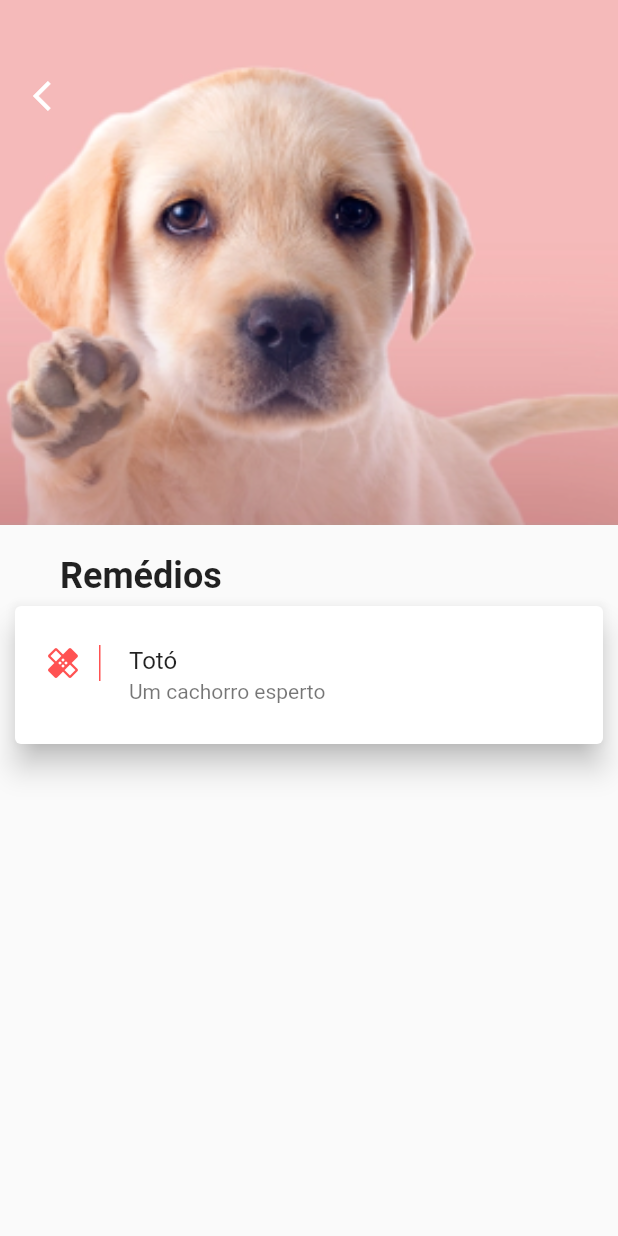
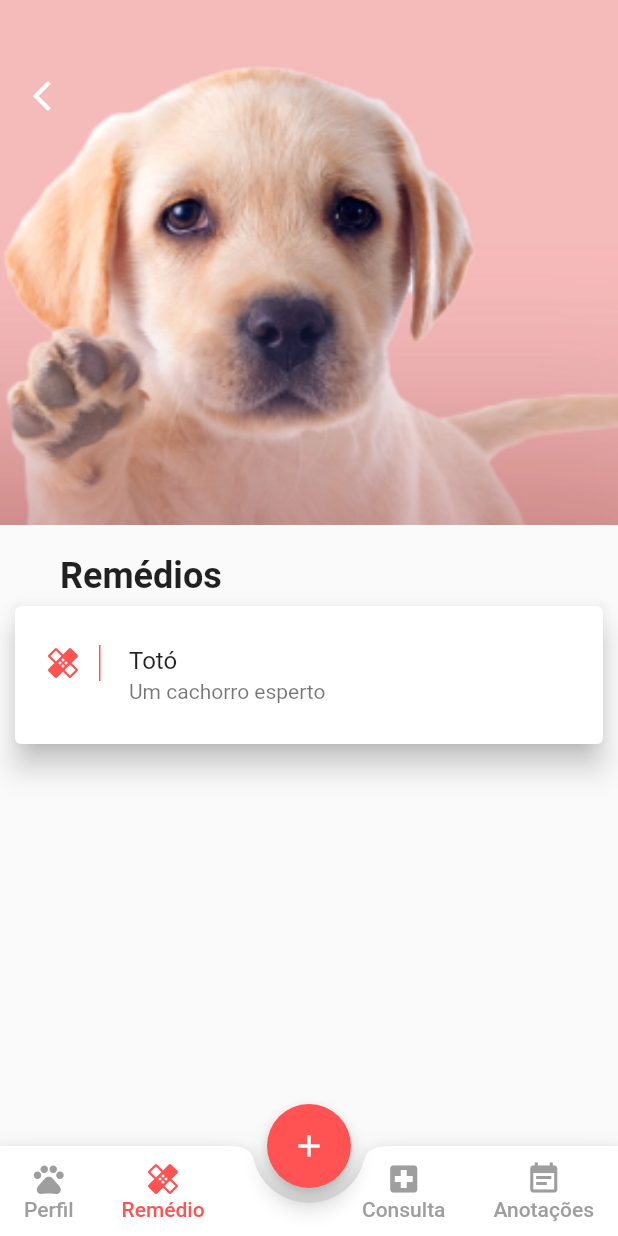
Before and after one commit to treinaweb/treinaweb-flutter-widgets, a Flutter app: the RemedioScreen screen opened directly with sample values from the repository, on a phone screen of 412 x 824 dp. Run offline on Flutter 3.47's test engine with Material 2 defaults, Android fonts, the phone set to English and light mode, and no system bars; Roboto replaces fonts that are missing (Montserrat).

Commit message:
06.03_Carregando_Pagina_Remedio_Navbar

```diff
--- a/lib/main.dart
+++ b/lib/main.dart
@@ -11,7 +11,7 @@ class Main extends StatelessWidget {
   Widget build(BuildContext context) {
     return MaterialApp(
       title: "Pet Life",
-      home: new RemedioScreen(pet: pets[0]),
+      home: new HomeScreen(),
       theme: ThemeData(
         primaryColor: Colors.redAccent,
       ),
--- a/lib/screens/pet/perfil_pet_screen.dart
+++ b/lib/screens/pet/perfil_pet_screen.dart
@@ -149,7 +149,7 @@ class PerfilPetScreen extends StatelessWidget {
         backgroundColor: Colors.redAccent,
       ),
       floatingActionButtonLocation: FloatingActionButtonLocation.centerDocked,
-      bottomNavigationBar: CustomNavbar(),
+      bottomNavigationBar: CustomNavbar(paginaAberta: 0, pet: pet,),
     );
   }
 }
--- a/lib/screens/pet/remedio_screen.dart
+++ b/lib/screens/pet/remedio_screen.dart
@@ -1,5 +1,6 @@
 import 'package:flutter/material.dart';
 import 'package:lifepet_app/models/pet_model.dart';
+import 'package:lifepet_app/widgets/custom_navbar.dart';
 
 class RemedioScreen extends StatelessWidget {
   final Pet pet;
@@ -85,7 +86,13 @@ class RemedioScreen extends StatelessWidget {
             ),
           ],
         ),
-
+      floatingActionButton: FloatingActionButton(
+        onPressed: () {},
+        child: Icon(Icons.add),
+        backgroundColor: Colors.redAccent,
+      ),
+      floatingActionButtonLocation: FloatingActionButtonLocation.centerDocked,
+      bottomNavigationBar: CustomNavbar(paginaAberta: 1, pet: pet,),
     );
   }
 }
--- a/lib/widgets/custom_navbar.dart
+++ b/lib/widgets/custom_navbar.dart
@@ -1,7 +1,13 @@
 import 'package:flutter/material.dart';
+import 'package:lifepet_app/models/pet_model.dart';
+import 'package:lifepet_app/screens/pet/perfil_pet_screen.dart';
+import 'package:lifepet_app/screens/pet/remedio_screen.dart';
 
 class CustomNavbar extends StatefulWidget {
-  int paginaAberta = 0;
+  int paginaAberta;
+  final Pet pet;
+
+  CustomNavbar({this.pet, this.paginaAberta});
 
   @override
   _CustomNavbarState createState() => _CustomNavbarState();
@@ -29,6 +35,11 @@ class _CustomNavbarState extends State<CustomNavbar> {
                     setState(() {
                       widget.paginaAberta = 0;
                     });
+                    Navigator.of(context).pushReplacement(
+                      MaterialPageRoute(
+                        builder: (_) => PerfilPetScreen(pet: widget.pet,),
+                      ),
+                    );
                   },
                   child: Column(
                     mainAxisAlignment: MainAxisAlignment.center,
@@ -52,6 +63,11 @@ class _CustomNavbarState extends State<CustomNavbar> {
                     setState(() {
                       widget.paginaAberta = 1;
                     });
+                    Navigator.of(context).pushReplacement(
+                      MaterialPageRoute(
+                        builder: (_) => RemedioScreen(pet: widget.pet,),
+                      ),
+                    );
                   },
                   child: Column(
                     mainAxisAlignment: MainAxisAlignment.center,
```
